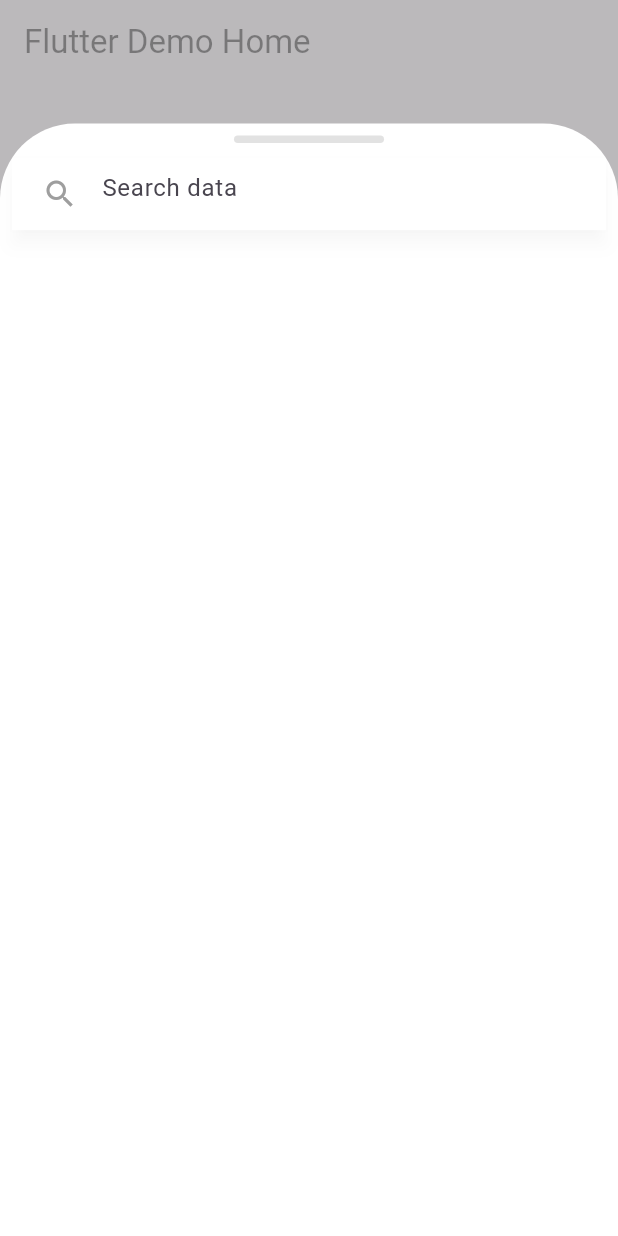
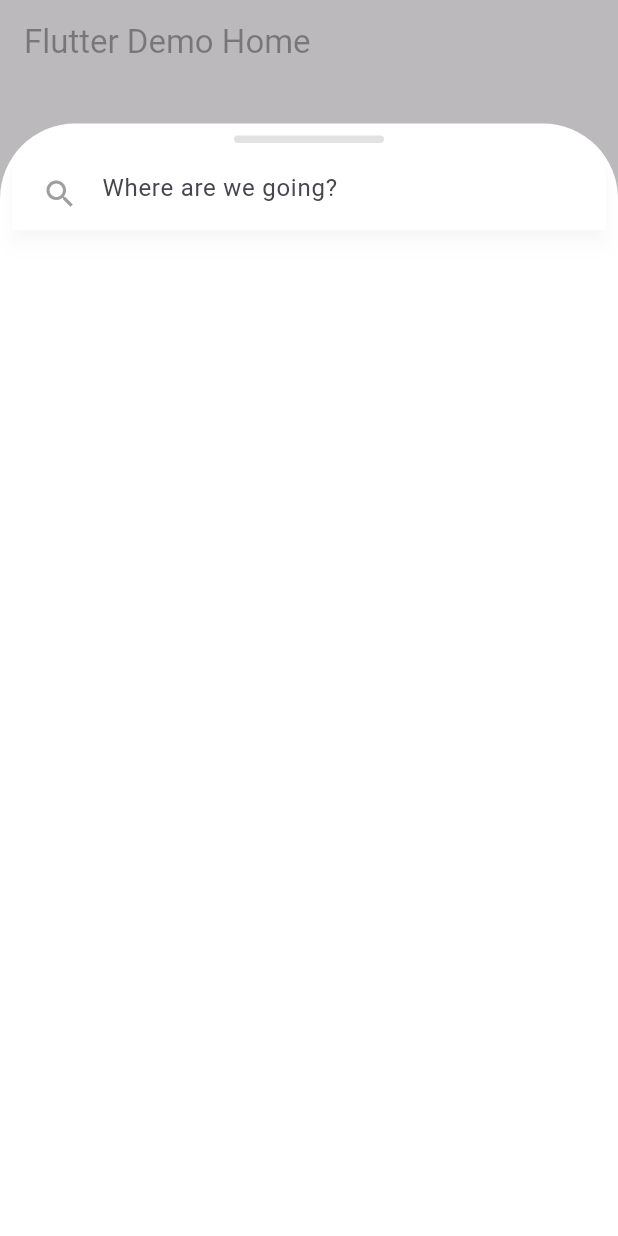
Before and after one commit to LoritoTiago/awesome_place_search, a Flutter app: the screen it shows after launch, after a tap on the "add" icon, on a phone screen of 412 x 824 dp. Run offline on Flutter 3.47's test engine with Material 3 defaults, Android fonts, the phone set to English and light mode, and no system bars; our stand-ins replace dartz.

```diff
--- a/example/lib/main.dart
+++ b/example/lib/main.dart
@@ -105,7 +105,6 @@ class _MyHomePageState extends State<MyHomePage> {
             dividerItemColor: Colors.grey.withOpacity(.5),
             dividerItemWidth: .5,
             elevation: 5,
-            hint: "Search data",
             indicatorColor: Colors.blue,
             modalBorderRadius: 50.0,
             onTap: (value) async {
--- a/lib/src/presentation/views/awesome_search.dart
+++ b/lib/src/presentation/views/awesome_search.dart
@@ -48,7 +48,7 @@ class AwesomePlaceSearch {
     this.dividerItemWidth = 0.2,
     this.countries = const [],
     this.errorText = "something went wrong",
-    this.hint = "Something went wrong",
+    this.hint = "Where are we going?",
     required this.onTap,
     this.invalidKeyWidget,
     this.onErrorWidget,
```
Also changed, not shown: 2 other files.
